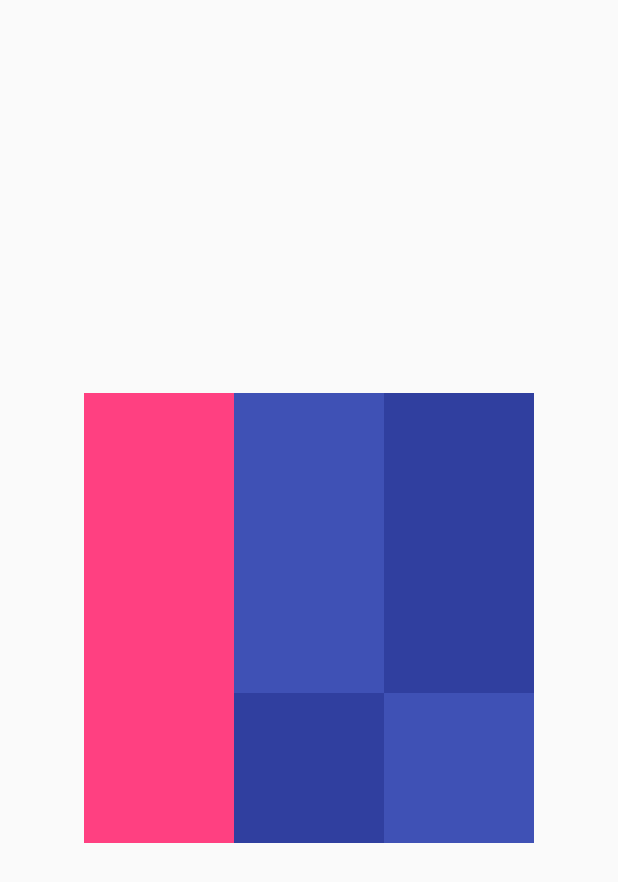
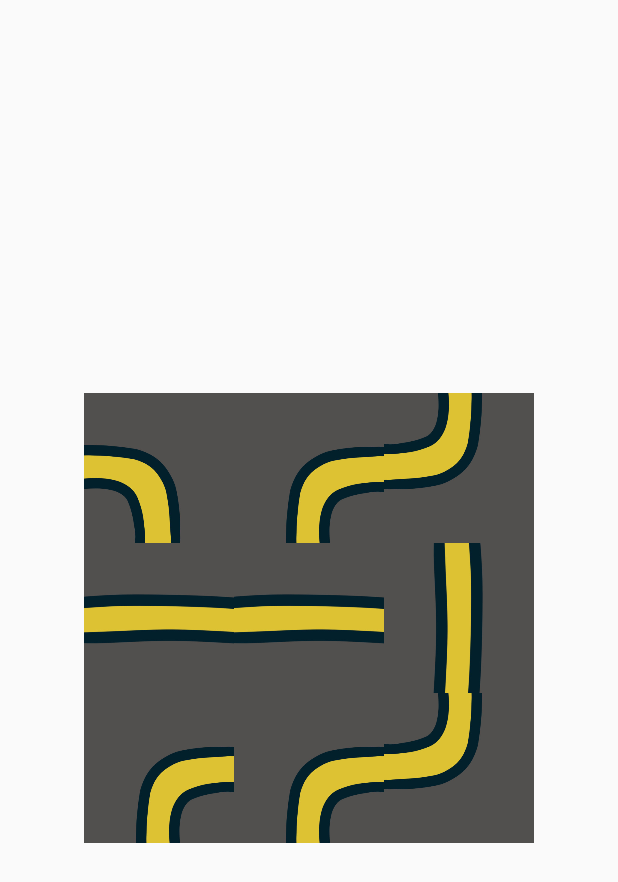
Before and after one commit to kyriakosPet/ggj19game, an Android app: the Puzzle screen opened directly, with no data from a screen before it, on a phone screen of 412 x 824 dp. Shown: the top 882 px of the screen. Run offline under Robolectric (Android 15) with nearby library versions, the phone set to English and light mode, and no system bars; our stand-ins replace Firebase (no records; nobody signed in at launch, a user with empty details on screens opened directly).

Commit message:
-- background

```diff
--- a/app/src/main/res/layout/activity_puzzle.xml
+++ b/app/src/main/res/layout/activity_puzzle.xml
@@ -26,6 +26,7 @@
                 android:orientation="horizontal">
                 <ImageView
                     android:id="@+id/puzzle1"
+                    android:src="@drawable/puzzle_curve"
                     android:layout_width="0dp"
                     android:layout_height="match_parent"
                     android:pivotX="50%p"
@@ -41,9 +42,12 @@
                     android:background="@color/colorPrimary"
                     android:pivotX="50%p"
                     android:pivotY="50%p"
+                    android:src="@drawable/puzzle_curve"
+                    android:rotation="90"
                     />
                 <ImageView
                     android:id="@+id/puzzle3"
+                    android:src="@drawable/puzzle_curve"
                     android:layout_width="0dp"
                     android:layout_height="match_parent"
                     android:layout_weight="1"
@@ -61,6 +65,8 @@
                 <ImageView
                     android:id="@+id/puzzle4"
                     android:layout_width="0dp"
+                    android:src="@drawable/puzzle_straight"
+                    android:rotation="90"
                     android:layout_height="match_parent"
                     android:layout_weight="1"
                     android:background="@color/colorAccent"
@@ -69,6 +75,8 @@
                     />
                 <ImageView
                     android:id="@+id/puzzle5"
+                    android:src="@drawable/puzzle_straight"
+                    android:rotation="90"
                     android:layout_width="0dp"
                     android:layout_height="match_parent"
                     android:layout_weight="1"
@@ -79,6 +87,8 @@
                 <ImageView
                     android:id="@+id/puzzle6"
                     android:layout_width="0dp"
+                    android:src="@drawable/puzzle_straight"
+                    android:rotation="90"
                     android:layout_height="match_parent"
                     android:layout_weight="1"
                     android:background="@color/colorPrimaryDark"
@@ -96,6 +106,8 @@
                 <ImageView
                     android:id="@+id/puzzle7"
                     android:layout_width="0dp"
+                    android:src="@drawable/puzzle_curve"
+                    android:rotation="180"
                     android:layout_height="match_parent"
                     android:layout_weight="1"
                     android:background="@color/colorAccent"
@@ -106,6 +118,8 @@
                     android:id="@+id/puzzle8"
                     android:layout_width="0dp"
                     android:layout_height="match_parent"
+                    android:src="@drawable/puzzle_curve"
+                    android:rotation="270"
                     android:layout_weight="1"
                     android:background="@color/colorPrimaryDark"
                     android:pivotX="50%p"
@@ -114,6 +128,8 @@
                 <ImageView
                     android:id="@+id/puzzle9"
                     android:layout_width="0dp"
+                    android:src="@drawable/puzzle_curve"
+                    android:rotation="180"
                     android:layout_height="match_parent"
                     android:layout_weight="1"
                     android:background="@color/colorPrimary"
```
Also changed, not shown: app/src/main/java/com/sliceofpizza/homegame/activities/Puzzle.kt (+7 -7 lines).
